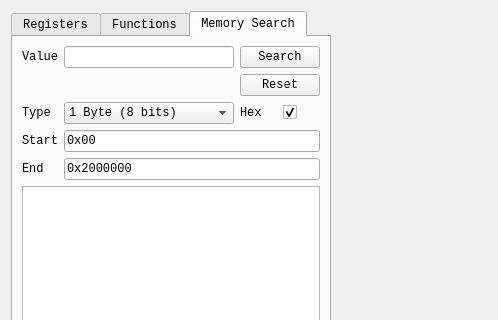
Above: pcsx2-qt/Debugger/CpuWidget.ui from PCSX2/pcsx2 before the change; both pictures show x 0 to 498 and y 0 to 320 of the 668 by 563 pixel window. Below: the same form after it.
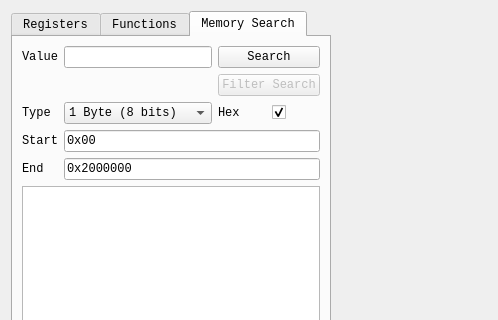
That is the form after the change. The open tabs and pages were chosen to show the change. Custom widgets are drawn as their Qt base class.

Commit message:
Debugger: Simplify Filter Search + Reset button UI
To simplify things and reduce steps, Reset Button is no longer there, and the Search button will no longer become Next Search. Instead we'll always have "Search" button present to start a new search at any time.

"Filter Search" will take the place of Next Search and be available whenever there's addresses in the results list after a search has occurred. It will be disabled when there's no results after a search.

The edit to the form file:
```diff
--- a/pcsx2-qt/Debugger/CpuWidget.ui
+++ b/pcsx2-qt/Debugger/CpuWidget.ui
@@ -297,12 +297,12 @@
               </widget>
              </item>
              <item row="1" column="2" colspan="2">
-              <widget class="QPushButton" name="btnReset">
-               <property name="visible">
+              <widget class="QPushButton" name="btnFilterSearch">
+               <property name="enabled">
                 <bool>false</bool>
                </property>
                <property name="text">
-                <string>Reset</string>
+                <string>Filter Search</string>
                </property>
               </widget>
              </item>
```
Left out of the diff: 2 changed lines with no effect on the pictures. The commit also changes 2 other files.
